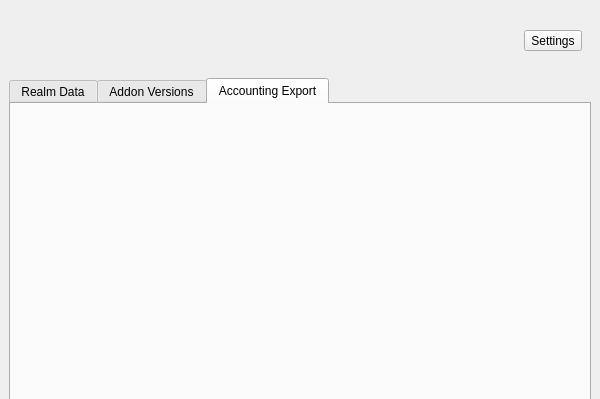
Before: the Qt Designer form ui/main_window.ui in seirl/tsmapplication_public, drawn with Qt 5; both pictures show x 0 to 600 and y 0 to 399 of the 600 by 600 pixel window.
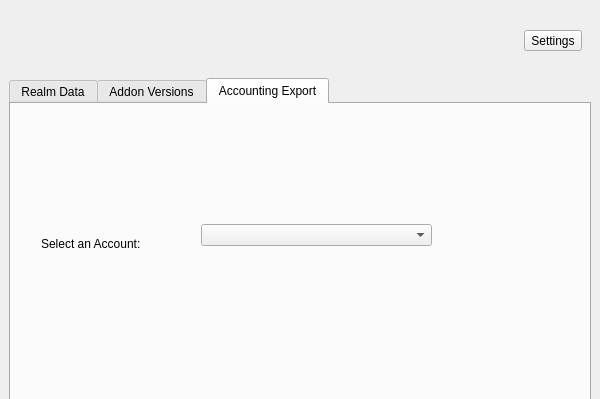
After: the same form once the commit is applied. The open tabs and pages were chosen to show the change. Icons and pictures are not drawn.

Commit message: Moved to new APIs. Started on accounting CSV export. Moved terms to the main application. Added the ability to press enter to submit the login form. Made the "Logout and Reset Settings" button work.

What changed in the file:
```diff
--- a/ui/main_window.ui
+++ b/ui/main_window.ui
@@ -254,6 +254,29 @@
        <attribute name="title">
         <string>Accounting Export</string>
        </attribute>
+       <widget class="QComboBox" name="accounting_accounts_dropdown">
+        <property name="geometry">
+         <rect>
+          <x>190</x>
+          <y>120</y>
+          <width>231</width>
+          <height>22</height>
+         </rect>
+        </property>
+       </widget>
+       <widget class="QLabel" name="label">
+        <property name="geometry">
+         <rect>
+          <x>30</x>
+          <y>130</y>
+          <width>121</width>
+          <height>20</height>
+         </rect>
+        </property>
+        <property name="text">
+         <string>Select an Account:</string>
+        </property>
+       </widget>
       </widget>
      </widget>
     </item>
```
The commit also changes 8 other files.
